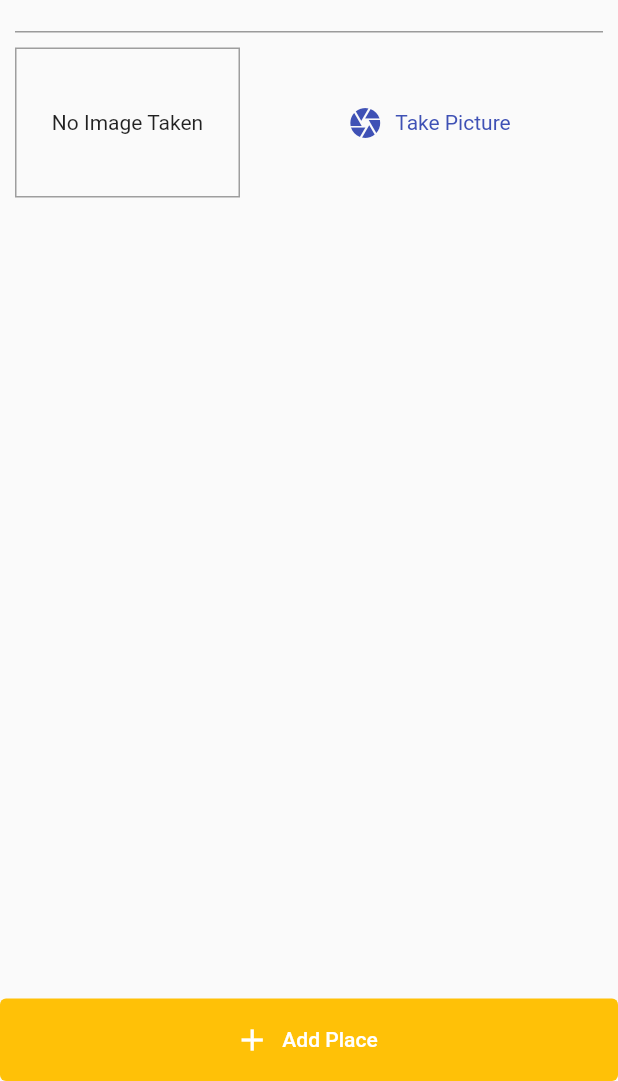
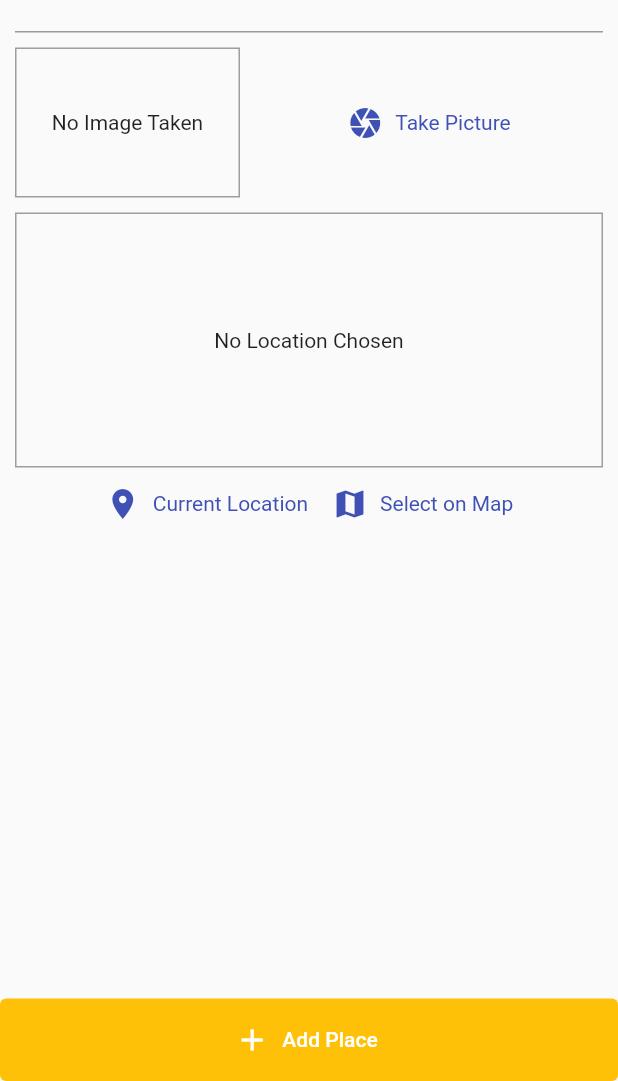
Before and after one commit to daoxve/great_places, a Flutter app: the AddPlaceScreen screen opened by its route, on a phone screen of 412 x 824 dp, the part 155-1236 px from its top. Run offline on Flutter 3.47's test engine with Material 2 defaults, Android fonts, the phone set to English and light mode, and no system bars; our stand-ins replace image_picker, location, sqflite; accounts and stored records are empty.

Commit message:
feat: Add basic location services

```diff
--- /dev/null
+++ b/lib/helpers/location_helper.dart
@@ -0,0 +1,7 @@
+const GOOGLE_API_KEY = 'AIzaSyChGqUGMJpqZ_hIALO-oF5Q1PAyLKSgXTc';
+
+class LocationHelper {
+  static String generateLocationPreviewImage({double? latitude, double? longitude}) {
+    return 'https://maps.googleapis.com/maps/api/staticmap?center=$latitude,$longitude&zoom=13&size=600x300&maptype=roadmap&markers=color:red%7Clabel:A%7C$latitude,$longitude&key=$GOOGLE_API_KEY';
+  }
+}
--- a/lib/screens/add_place_screen.dart
+++ b/lib/screens/add_place_screen.dart
@@ -4,6 +4,7 @@ import 'package:flutter/material.dart';
 import 'package:provider/provider.dart';
 
 import '../widgets/image_input.dart';
+import '../widgets/location_input.dart';
 import '../providers/great_places.dart';
 
 class AddPlaceScreen extends StatefulWidget {
@@ -56,6 +57,7 @@ class _AddPlaceScreenState extends State<AddPlaceScreen> {
                     onSelectImage: _selectImage,
                   ),
                   const SizedBox(height: 10),
+                  const LocationInput(),
                 ],
               ),
             ),
--- a/lib/widgets/location_input.dart
+++ b/lib/widgets/location_input.dart
@@ -1,4 +1,7 @@
 import 'package:flutter/material.dart';
+import 'package:location/location.dart';
+
+import '../helpers/location_helper.dart';
 
 class LocationInput extends StatefulWidget {
   const LocationInput({Key? key}) : super(key: key);
@@ -10,6 +13,18 @@ class LocationInput extends StatefulWidget {
 class _LocationInputState extends State<LocationInput> {
   String? _previewImageUrl;
 
+  Future<void> _getCurrentUserLocation() async {
+    final locData = await Location().getLocation();
+
+    final staticMapImageUrl = LocationHelper.generateLocationPreviewImage(
+      latitude: locData.latitude,
+      longitude: locData.longitude,
+    );
+    setState(() {
+      _previewImageUrl = staticMapImageUrl;
+    });
+  }
+
   @override
   Widget build(BuildContext context) {
     return Column(
@@ -18,6 +33,9 @@ class _LocationInputState extends State<LocationInput> {
           height: 170,
           width: double.maxFinite,
           alignment: Alignment.center,
+          decoration: BoxDecoration(
+            border: Border.all(color: Colors.grey),
+          ),
           child: _previewImageUrl == null
               ? const Text(
                   'No Location Chosen',
@@ -30,16 +48,17 @@ class _LocationInputState extends State<LocationInput> {
                 ),
         ),
         Row(
+          mainAxisAlignment: MainAxisAlignment.center,
           children: [
             TextButton.icon(
-              onPressed: () {},
+              onPressed: _getCurrentUserLocation,
               icon: const Icon(Icons.location_on),
               label: const Text('Current Location'),
               style: TextButton.styleFrom(
                 textStyle: TextStyle(color: Theme.of(context).colorScheme.primary),
               ),
             ),
-             TextButton.icon(
+            TextButton.icon(
               onPressed: () {},
               icon: const Icon(Icons.map),
               label: const Text('Select on Map'),
```
Also changed, not shown: 2 other files.
